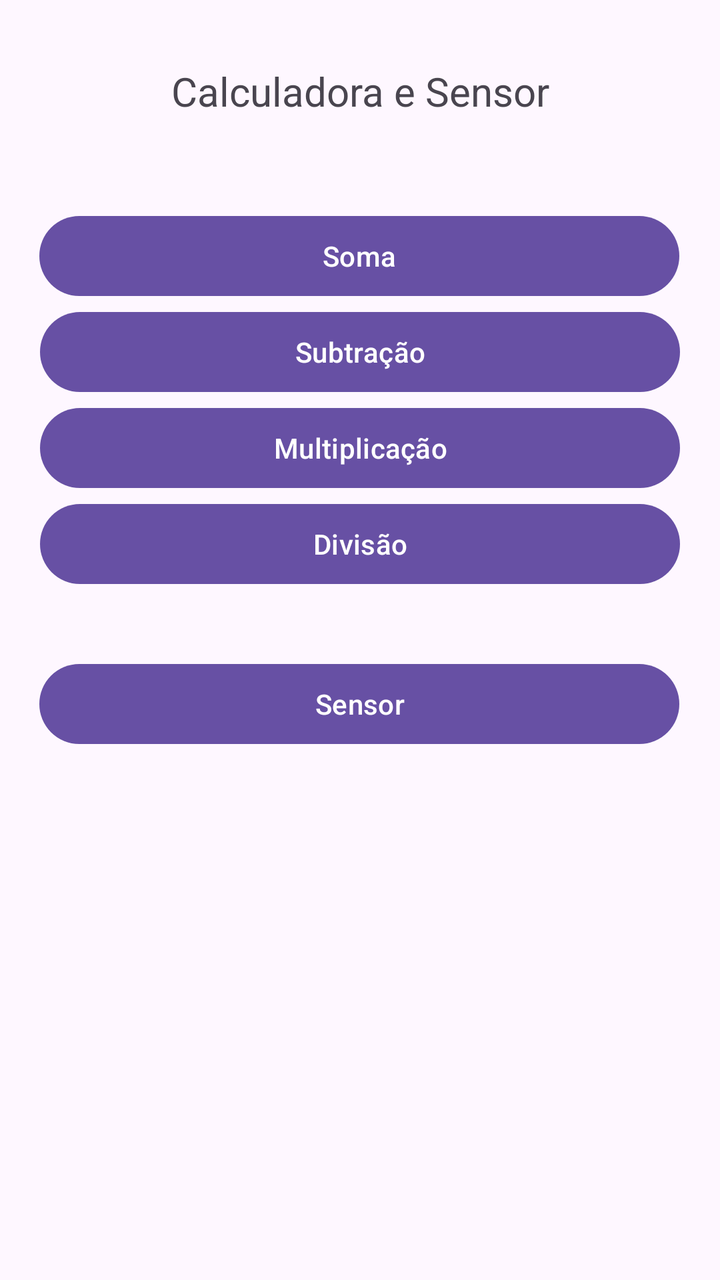
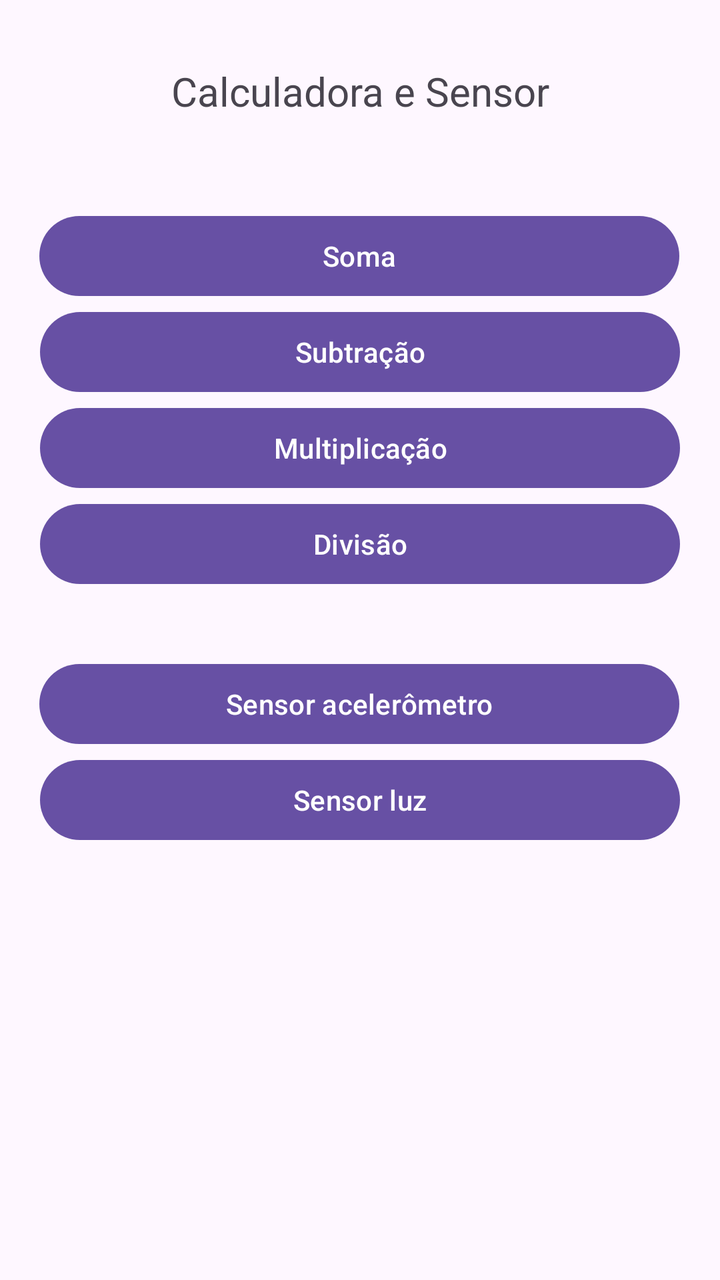

The first picture is an Android layout as it rendered before a commit; the second is the same layout after the commit. The layout source and the unified diff follow.
<!-- AndroidManifest.xml: application theme Theme.Projetoprova -->
<!-- res/layout/activity_main.xml -->
<?xml version="1.0" encoding="utf-8"?>
<androidx.constraintlayout.widget.ConstraintLayout xmlns:android="http://schemas.android.com/apk/res/android"
    xmlns:app="http://schemas.android.com/apk/res-auto"
    xmlns:tools="http://schemas.android.com/tools"
    android:id="@+id/main"
    android:layout_width="match_parent"
    android:layout_height="match_parent"
    tools:context=".MainActivity">

    <TextView
        android:id="@+id/textView"
        android:layout_width="360dp"
        android:layout_height="48dp"
        android:layout_marginTop="32dp"
        android:text="Calculadora e Sensor"
        android:textAlignment="center"
        android:textSize="20sp"
        app:layout_constraintEnd_toEndOf="parent"
        app:layout_constraintStart_toStartOf="parent"
        app:layout_constraintTop_toTopOf="parent" />

    <Button
        android:id="@+id/btnsoma"
        android:layout_width="320dp"
        android:layout_height="48dp"
        android:layout_marginTop="24dp"
        android:text="Soma"
        app:layout_constraintEnd_toEndOf="parent"
        app:layout_constraintHorizontal_bias="0.494"
        app:layout_constraintStart_toStartOf="parent"
        app:layout_constraintTop_toBottomOf="@+id/textView" />

    <Button
        android:id="@+id/btnsubtracao"
        android:layout_width="320dp"
        android:layout_height="48dp"
        android:text="Subtração"
        app:layout_constraintEnd_toEndOf="parent"
        app:layout_constraintStart_toStartOf="parent"
        app:layout_constraintTop_toBottomOf="@+id/btnsoma" />

    <Button
        android:id="@+id/btnmultiplicacao"
        android:layout_width="320dp"
        android:layout_height="48dp"
        android:text="Multiplicação"
        app:layout_constraintEnd_toEndOf="parent"
        app:layout_constraintStart_toStartOf="parent"
        app:layout_constraintTop_toBottomOf="@+id/btnsubtracao" />

    <Button
        android:id="@+id/btnsensor"
        android:layout_width="320dp"
        android:layout_height="48dp"
        android:layout_marginTop="32dp"
        android:text="Sensor"
        app:layout_constraintEnd_toEndOf="parent"
        app:layout_constraintHorizontal_bias="0.494"
        app:layout_constraintStart_toStartOf="parent"
        app:layout_constraintTop_toBottomOf="@+id/btndivisao" />

    <Button
        android:id="@+id/btndivisao"
        android:layout_width="320dp"
        android:layout_height="48dp"
        android:text="Divisão"
        app:layout_constraintEnd_toEndOf="parent"
        app:layout_constraintStart_toStartOf="parent"
        app:layout_constraintTop_toBottomOf="@+id/btnmultiplicacao" />
</androidx.constraintlayout.widget.ConstraintLayout>
<!-- resources referenced by this layout -->
<resources>
  <style name="Theme.Projetoprova" parent="Base.Theme.Projetoprova" />
  <style name="Base.Theme.Projetoprova" parent="Theme.Material3.DayNight.NoActionBar">
          
          
      </style>
</resources>

<!-- the commit's change to res/layout/activity_main.xml (unified diff, before → after) -->
@@ -49,17 +49,6 @@
         app:layout_constraintTop_toBottomOf="@+id/btnsubtracao" />
 
     <Button
-        android:id="@+id/btnsensor"
-        android:layout_width="320dp"
-        android:layout_height="48dp"
-        android:layout_marginTop="32dp"
-        android:text="Sensor"
-        app:layout_constraintEnd_toEndOf="parent"
-        app:layout_constraintHorizontal_bias="0.494"
-        app:layout_constraintStart_toStartOf="parent"
-        app:layout_constraintTop_toBottomOf="@+id/btndivisao" />
-
-    <Button
         android:id="@+id/btndivisao"
         android:layout_width="320dp"
         android:layout_height="48dp"
@@ -67,4 +56,24 @@
         app:layout_constraintEnd_toEndOf="parent"
         app:layout_constraintStart_toStartOf="parent"
         app:layout_constraintTop_toBottomOf="@+id/btnmultiplicacao" />
+
+    <Button
+        android:id="@+id/sensor"
+        android:layout_width="320dp"
+        android:layout_height="48dp"
+        android:layout_marginTop="32dp"
+        android:text="Sensor acelerômetro"
+        app:layout_constraintEnd_toEndOf="parent"
+        app:layout_constraintHorizontal_bias="0.494"
+        app:layout_constraintStart_toStartOf="parent"
+        app:layout_constraintTop_toBottomOf="@+id/btndivisao" />
+
+    <Button
+        android:id="@+id/sensor1"
+        android:layout_width="320dp"
+        android:layout_height="48dp"
+        android:text="Sensor luz"
+        app:layout_constraintEnd_toEndOf="parent"
+        app:layout_constraintStart_toStartOf="parent"
+        app:layout_constraintTop_toBottomOf="@+id/sensor" />
 </androidx.constraintlayout.widget.ConstraintLayout>
